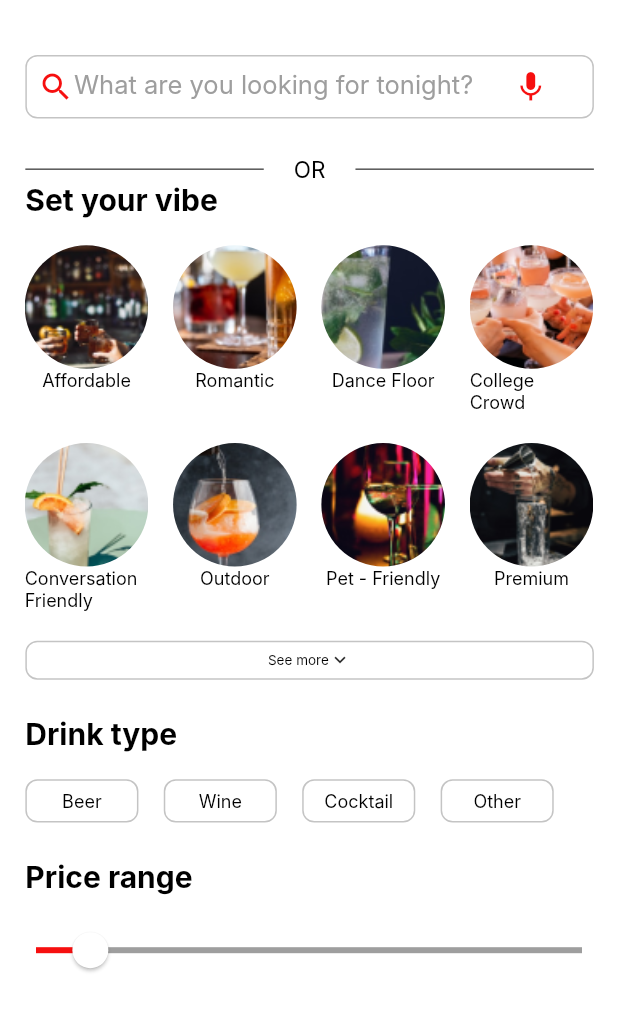
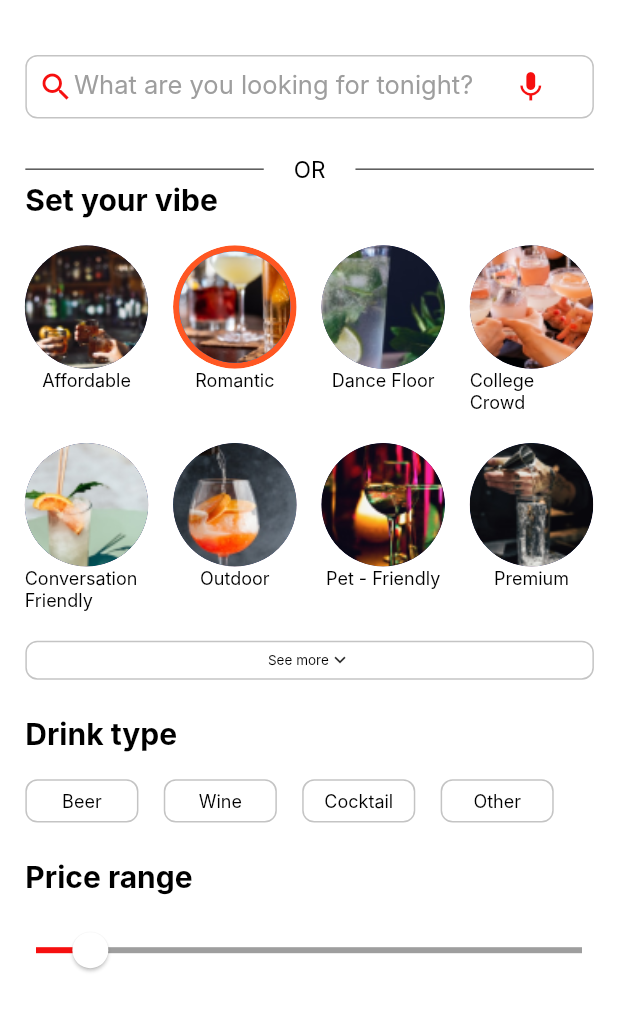
Before and after one commit to HappyOurs/HappyOurs, a Flutter app: the HomePageV2 screen opened directly, on a phone screen of 412 x 824 dp, the part 60-1092 px from its top. Run offline on Flutter 3.47's test engine with Material 2 defaults, Android fonts, the phone set to English and light mode, and no system bars; drawn by our look-alikes of overlay_support; our stand-ins replace cloud_firestore, firebase_auth, firebase_core, google_sign_in, pin_code_fields; accounts and stored records are empty; Roboto replaces fonts that are missing (Inter).

Commit message:
Some Updates

```diff
--- a/lib/home_v2.dart
+++ b/lib/home_v2.dart
@@ -3,6 +3,8 @@ import 'package:flutter/src/widgets/container.dart';
 import 'package:flutter/src/widgets/framework.dart';
 import 'package:happyours/widgets/bar_card.dart';
 import 'package:happyours/widgets/vibe_option.dart';
+
+import 'home.dart';
 
 class HomePageV2 extends StatefulWidget {
   const HomePageV2({super.key});
@@ -173,18 +175,31 @@ class _HomePageV2State extends State<HomePageV2> {
                   Row(
                     mainAxisAlignment: MainAxisAlignment.spaceEvenly,
                     children: [
-                      vibeOption(
-                          img: "assets/vibe1.png",
-                          vibeName: "Affordable",
-                          width: width),
+                      // Go to HomePage on Tap
+
+                      GestureDetector(
+                        onTap: () {
+                          Navigator.push(
+                            context,
+                            MaterialPageRoute(
+                                builder: (context) => const HomePage()),
+                          );
+                        },
+                        child: vibeOption(
+                            img: "assets/vibe1.png",
+                            vibeName: "Affordable",
+                            width: width),
+                      ),
                       vibeOption(
                           img: "assets/vibe2.png",
                           vibeName: "Romantic",
-                          width: width),
+                          width: width,
+                      isSelected: true),
                       vibeOption(
                           img: "assets/vibe3.png",
                           vibeName: "Dance Floor",
-                          width: width),
+                          width: width,
+                          isSelected: false),
                       vibeOption(
                           img: "assets/vibe4.png",
                           vibeName: "College Crowd",
--- a/lib/login.dart
+++ b/lib/login.dart
@@ -24,7 +24,7 @@ class _LoginState extends State<Login> {
     var height = MediaQuery.of(context).size.height;
     FocusNode focusNode = FocusNode();
     TextEditingController controller =
-        TextEditingController(text: "+1 (470) 902-1657");
+        TextEditingController(text: "+1(470)902-1657");
     // +1 (470) 902-1657
     return Scaffold(
       backgroundColor: const Color(0xfff6d7d7),
--- a/lib/widgets/vibe_option.dart
+++ b/lib/widgets/vibe_option.dart
@@ -1,7 +1,7 @@
 import 'package:flutter/material.dart';
 
 Widget vibeOption(
-    {required String img, required String vibeName, required double width}) {
+    {required String img, required String vibeName, required double width, bool isSelected = false}) {
   return Container(
       height: width * 0.32,
       width: width * 0.2,
@@ -9,13 +9,16 @@ Widget vibeOption(
         mainAxisAlignment: MainAxisAlignment.center,
         children: [
           ClipRRect(
+            //Change colour to orange if isSelected is true
+
             borderRadius: BorderRadius.circular(width * 0.1),
-            child: Image.asset(
-              img,
-              // width: 150,
-              height: width * 0.2,
-              width: width * 0.2,
-              fit: BoxFit.cover,
+            child: CircleAvatar(
+              radius: width * 0.1,
+              backgroundColor: Colors.deepOrange,
+              child: CircleAvatar(
+                backgroundImage: AssetImage(img),
+                radius: isSelected?width * 0.09:width * 0.1,
+              ),
             ),
           ),
           Expanded(
```
Also changed, not shown: lib/OTP.dart (+10 -1 lines), pubspec.lock, 8 other files.
